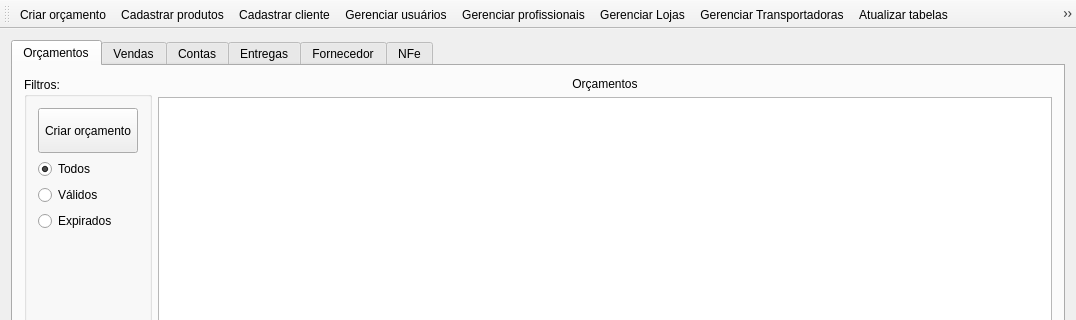
Old version of the form mainwindow.ui in the repository lellisls/ERP-STACCATO; both pictures show x 0 to 1076 and y 0 to 320 of the 1076 by 496 pixel window.
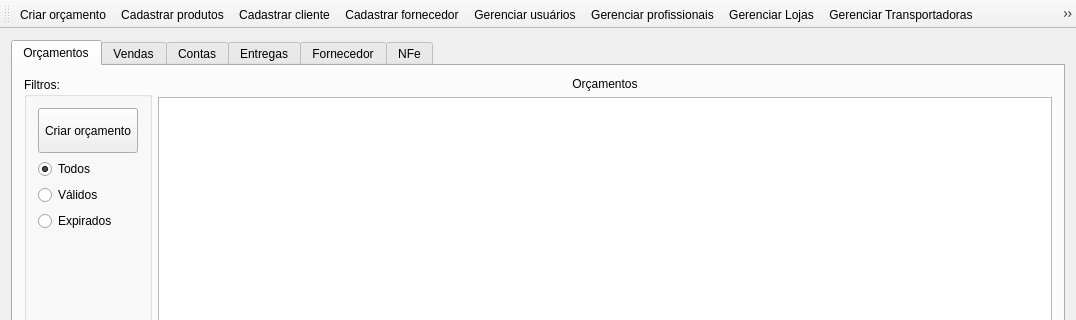
New version of the form.

```diff
--- a/mainwindow.ui
+++ b/mainwindow.ui
@@ -826,6 +826,7 @@
    <addaction name="actionCriarOrcamento"/>
    <addaction name="actionCadastrarProdutos"/>
    <addaction name="actionCadastrarCliente"/>
+   <addaction name="actionCadastrarFornecedor"/>
    <addaction name="actionCadastrarUsuario"/>
    <addaction name="actionCadastrarProfissional"/>
    <addaction name="actionGerenciar_Lojas"/>
@@ -902,6 +903,14 @@
     <string>F5</string>
    </property>
   </action>
+  <action name="actionCadastrarFornecedor">
+   <property name="text">
+    <string>Cadastrar fornecedor</string>
+   </property>
+   <property name="toolTip">
+    <string>Cadastrar fornecedor</string>
+   </property>
+  </action>
  </widget>
  <layoutdefault spacing="6" margin="11"/>
  <resources/>
```
